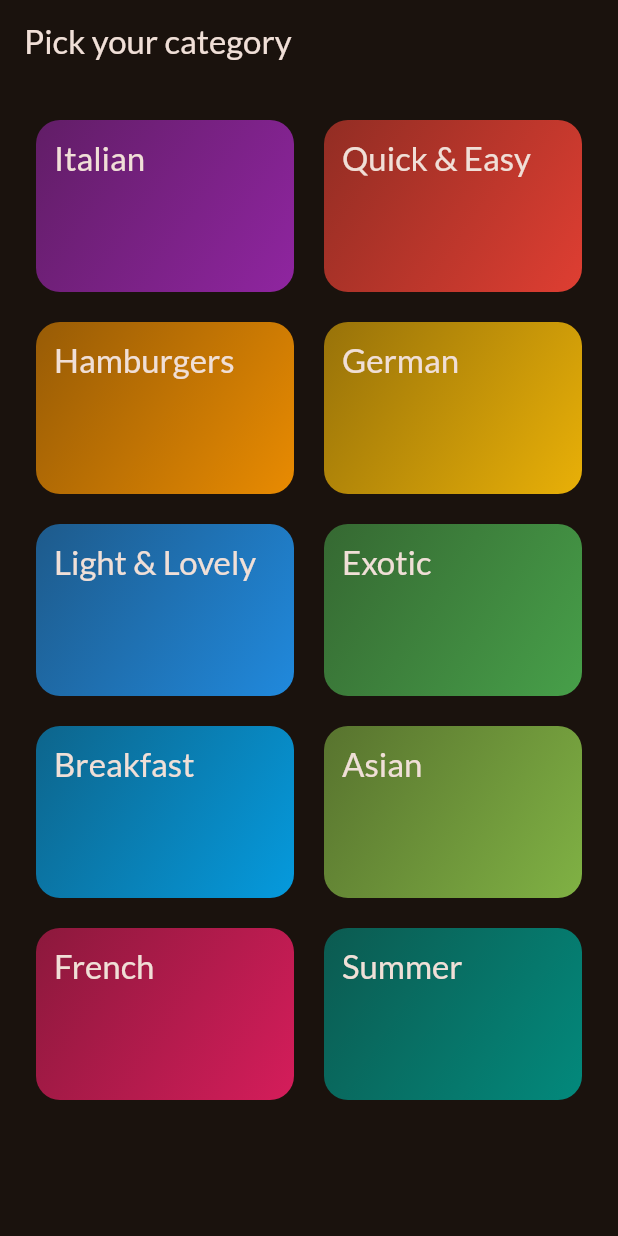
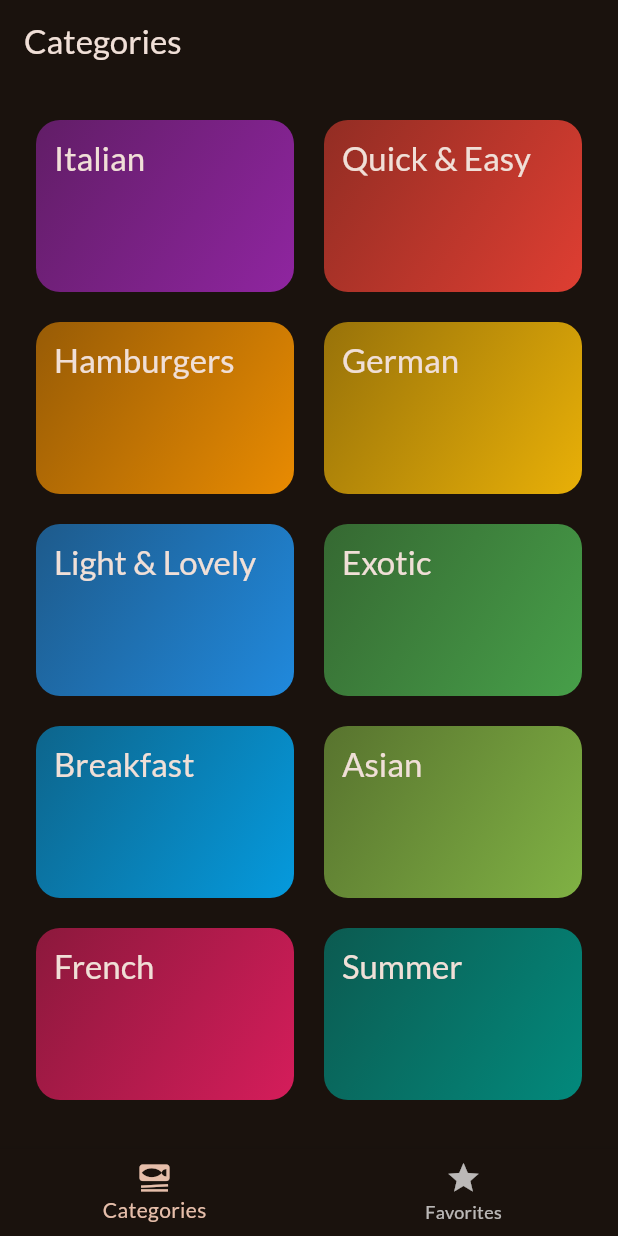
Before and after one commit to parth-n/Meals_app, a Flutter app: the screen it shows after launch, on a phone screen of 412 x 824 dp. Run offline on Flutter 3.47's test engine with Material 3 defaults, Android fonts, the phone set to English and light mode, and no system bars; our stand-ins replace google_fonts, transparent_image.

Commit message:
added navigation routes and tabBar navigation

```diff
--- a/lib/main.dart
+++ b/lib/main.dart
@@ -1,6 +1,7 @@
 import 'package:flutter/material.dart';
 import 'package:google_fonts/google_fonts.dart';
 import 'package:meals_app/screens/categories.dart';
+import 'package:meals_app/screens/tabs.dart';
 
 final theme = ThemeData(
     useMaterial3: true,
@@ -18,6 +19,6 @@ class App extends StatelessWidget {
   const App({super.key});
   @override
   Widget build(BuildContext context) {
-    return MaterialApp(theme: theme, home: const CategoriesScreen());
+    return MaterialApp(theme: theme, home: const TabsScreen());
   }
 }
--- a/lib/screens/categories.dart
+++ b/lib/screens/categories.dart
@@ -2,26 +2,26 @@ import 'package:flutter/material.dart';
 import 'package:meals_app/data/dummy_data.dart';
 import 'package:meals_app/screens/meals.dart';
 import 'package:meals_app/widgets/categorygriditem.dart';
+import 'package:meals_app/models/category.dart';
 
 class CategoriesScreen extends StatelessWidget {
   const CategoriesScreen({super.key});
 
-  void _selectCategory(BuildContext context) {
+  void _selectCategory(BuildContext context, Category category) {
+    final filteredMeals = dummyMeals
+        .where((meal) => meal.categories.contains(category.id))
+        .toList();
     //it will push the route which will be a widget on top of current stack of screens.
     Navigator.of(context).push(MaterialPageRoute(
         builder: (ctx) => MealsScreen(
-              title: 'Some title',
-              meals: [],
+              title: category.title,
+              meals: filteredMeals,
             ))); //Navigator.push(context, route)
   }
 
   @override
   Widget build(BuildContext context) {
-    return Scaffold(
-      appBar: AppBar(
-        title: const Text('Pick your category'),
-      ),
-      body: GridView(
+    return GridView(
         padding: const EdgeInsets.all(24),
         gridDelegate: const SliverGridDelegateWithFixedCrossAxisCount(
             crossAxisCount: 2,
@@ -34,10 +34,9 @@ class CategoriesScreen extends StatelessWidget {
             CategoryGridItem(
               category: category,
               onselectCategory: () {
-                  _selectCategory(context);
+                _selectCategory(context, category);
               },
             )
-          ]),
-    );
+        ]);
   }
 }
--- /dev/null
+++ b/lib/screens/tabs.dart
@@ -0,0 +1,63 @@
+import 'package:flutter/material.dart';
+import 'package:meals_app/models/meal.dart';
+import 'package:meals_app/screens/categories.dart';
+import 'package:meals_app/screens/meals.dart';
+
+class TabsScreen extends StatefulWidget {
+  const TabsScreen({
+    super.key,
+  });
+  @override
+  State<TabsScreen> createState() {
+    return _TabsScreenState();
+  }
+}
+
+class _TabsScreenState extends State<TabsScreen> {
+  int _selectedPageIndex = 0;
+  final List<Meal> _favoriteMeals = [];
+
+  void _toggleFavoriteMeal(Meal meal) {
+    final isExisting = _favoriteMeals.contains(meal);
+
+    if (isExisting) {
+      _favoriteMeals.remove(meal);
+    } else {
+      _favoriteMeals.add(meal);
+    }
+  }
+
+  void _selectPage(int index) {
+    setState(() {
+      _selectedPageIndex = index;
+    });
+  }
+
+  @override
+  Widget build(BuildContext context) {
+    Widget activePage = const CategoriesScreen();
+    var activePageTitle = 'Categories';
+
+    if (_selectedPageIndex == 1) {
+      activePage = const MealsScreen(
+        meals: [],
+      );
+      activePageTitle = 'Your Favorites';
+    }
+    return Scaffold(
+      appBar: AppBar(
+        title: Text(activePageTitle),
+      ),
+      body: activePage,
+      bottomNavigationBar: BottomNavigationBar(
+        onTap: _selectPage,
+        currentIndex: _selectedPageIndex, //to highlight the selected tab.
+        items: const [
+          BottomNavigationBarItem(
+              icon: Icon(Icons.set_meal), label: 'Categories'),
+          BottomNavigationBarItem(icon: Icon(Icons.star), label: 'Favorites'),
+        ], //list of tabs
+      ),
+    );
+  }
+}
--- a/pubspec.yaml
+++ b/pubspec.yaml
@@ -36,6 +36,7 @@ dependencies:
   # Use with the CupertinoIcons class for iOS style icons.
   cupertino_icons: ^1.0.2
   google_fonts: ^6.2.1
+  transparent_image: ^2.0.1
   #google_fonts: ^6.2.0
 
 dev_dependencies:
```
Also changed, not shown: lib/screens/details.dart (added, +73 -0 lines), lib/screens/meals.dart (+19 -4 lines), lib/widgets/meal_item.dart (added, +94 -0 lines), lib/widgets/mealitem_trait.dart (added, +22 -0 lines), pubspec.lock. Lines whose indentation alone changed are shown as unchanged.
